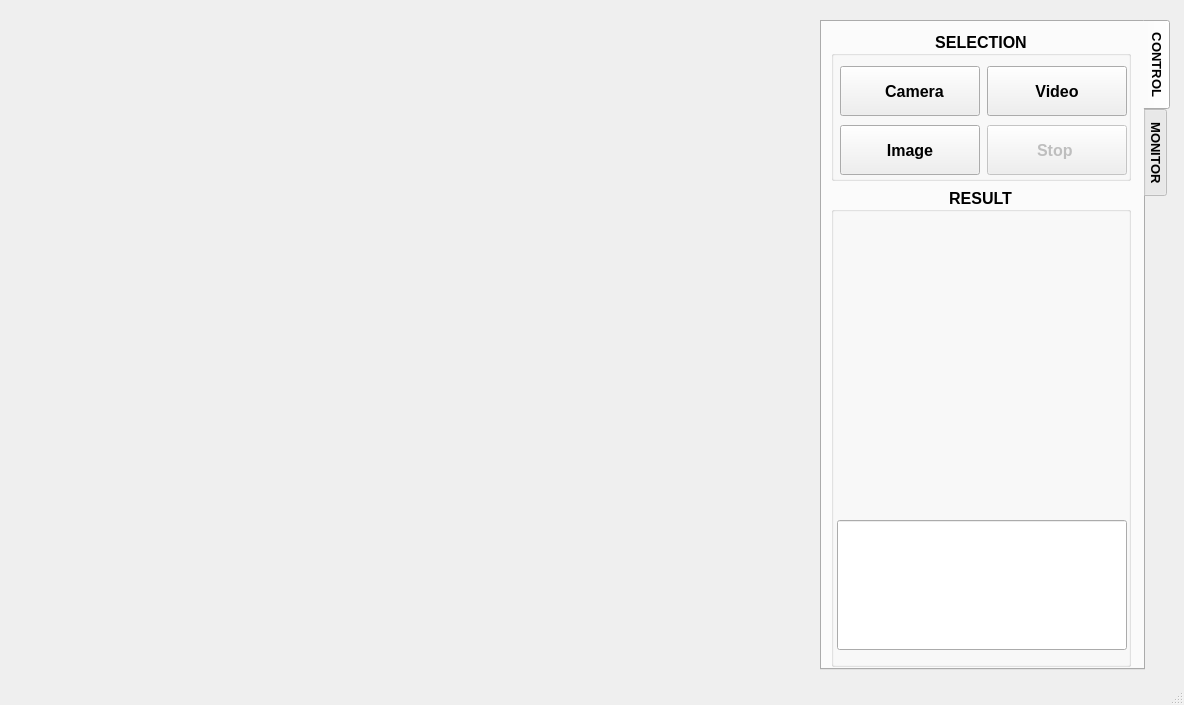
Above: GUI/Main.ui from longlinh123456/AI-Customer-Density-Analysis before the change. Below: the same form after it.
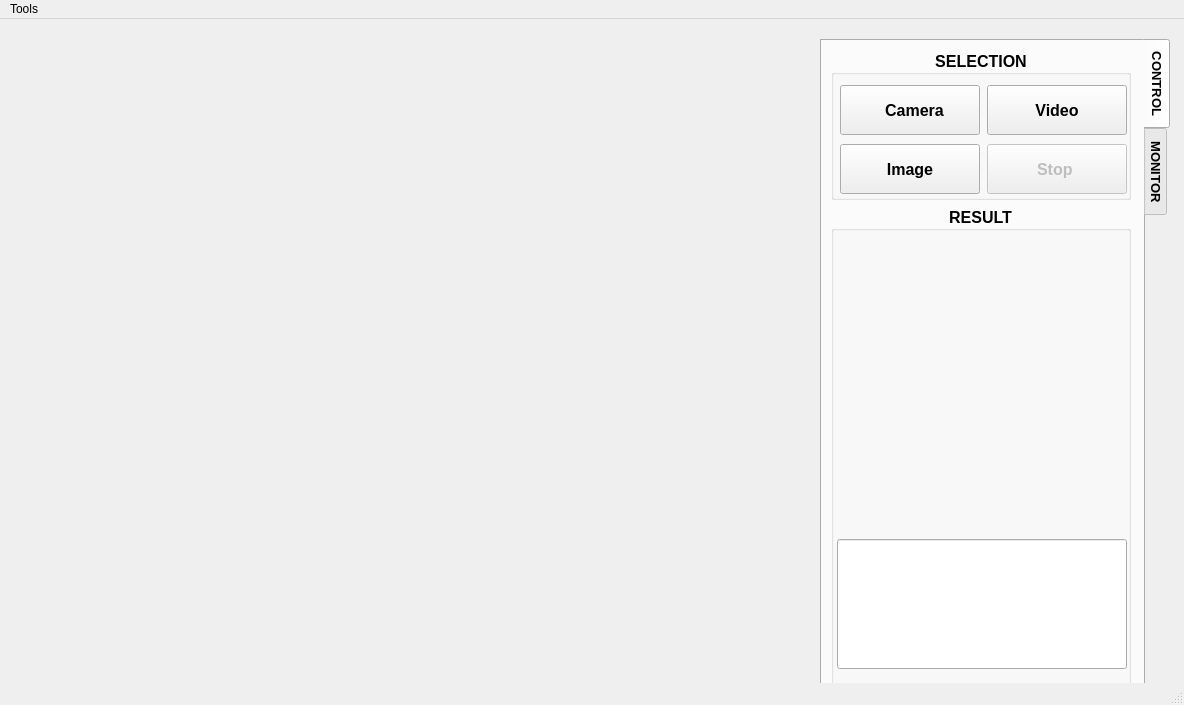
That is the form after the change. Icons and pictures are not drawn.

Patch:
```diff
--- a/GUI/Main.ui
+++ b/GUI/Main.ui
@@ -779,6 +779,36 @@
    </widget>
   </widget>
   <widget class="QStatusBar" name="statusbar"/>
+  <widget class="QMenuBar" name="menuBar">
+   <property name="geometry">
+    <rect>
+     <x>0</x>
+     <y>0</y>
+     <width>1184</width>
+     <height>26</height>
+    </rect>
+   </property>
+   <widget class="QMenu" name="menuTools">
+    <property name="title">
+     <string>Tools</string>
+    </property>
+    <addaction name="action_Config"/>
+   </widget>
+   <addaction name="menuTools"/>
+  </widget>
+  <action name="action_Config">
+   <property name="text">
+    <string>Config</string>
+   </property>
+   <property name="font">
+    <font>
+     <family>Segoe UI</family>
+     <pointsize>10</pointsize>
+     <weight>75</weight>
+     <bold>true</bold>
+    </font>
+   </property>
+  </action>
  </widget>
  <resources/>
  <connections/>
```
